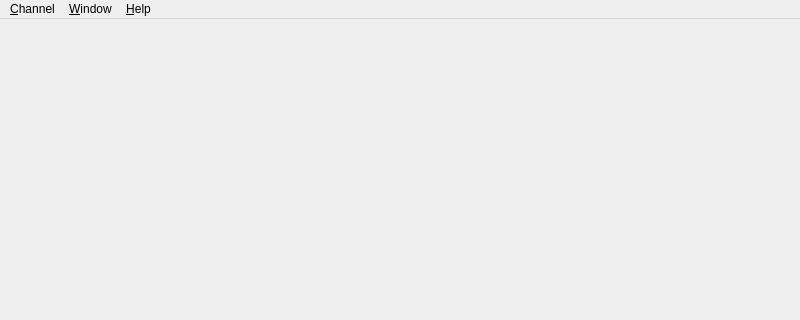
Qt form src/uis/radiomixer.ui (jan-lugfl/RadioMixer) before a commit; both pictures show x 0 to 800 and y 0 to 320 of the 800 by 600 pixel window.
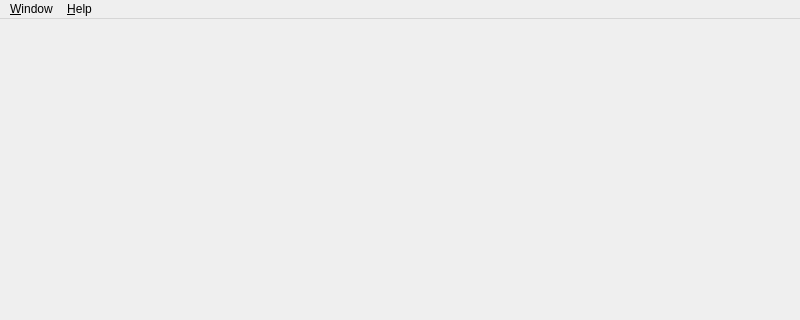
The same form after that commit.

Commit message: - fixed some buffer leaks - initializing all buffers now to prevent klicking sound upon track start - added settings class to read and store settings - added new setting dialog - added new API for remote controlling of the radiomixer which is going to be device independed.. - added support for remote controlling the radiomixer via Midi devices connected via Jack - made channel configuration dynamic again... - lots of other bugfixes... - lots of cleanups...

What changed in the file:
```diff
--- a/src/uis/radiomixer.ui
+++ b/src/uis/radiomixer.ui
@@ -28,15 +28,9 @@
      <x>0</x>
      <y>0</y>
      <width>800</width>
-     <height>27</height>
+     <height>21</height>
     </rect>
    </property>
-   <widget class="QMenu" name="menu_Channel">
-    <property name="title">
-     <string>&amp;Channel</string>
-    </property>
-    <addaction name="action_Add"/>
-   </widget>
    <widget class="QMenu" name="menu_Help">
     <property name="title">
      <string>&amp;Help</string>
@@ -53,7 +47,6 @@
     <addaction name="separator"/>
     <addaction name="action_Settings"/>
    </widget>
-   <addaction name="menu_Channel"/>
    <addaction name="menu_Window"/>
    <addaction name="menu_Help"/>
   </widget>
```
Left out of the diff: 2 changed lines with no effect on the pictures. The commit also changes 60 other files.
